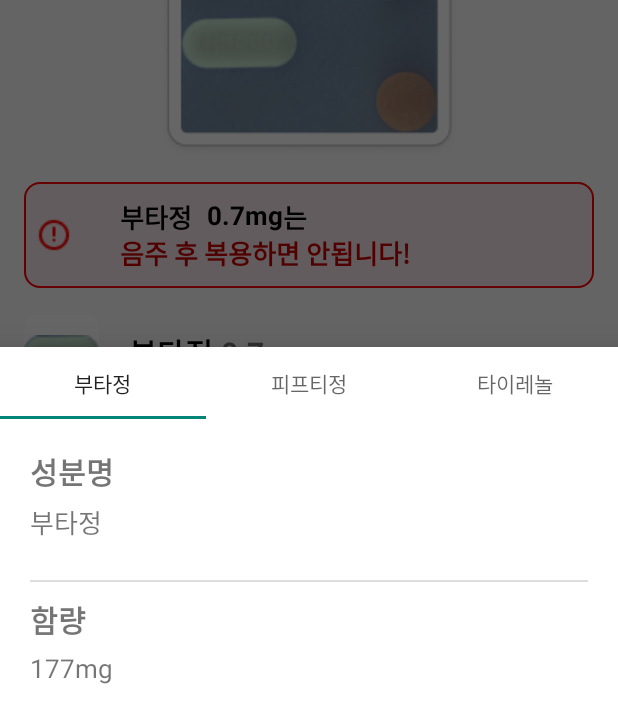
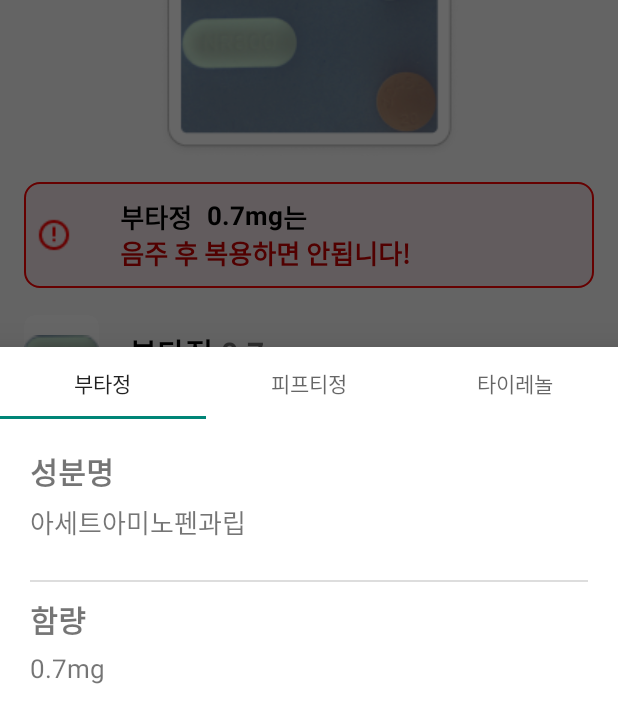
Before and after one commit to medi4me/frontend_medi, an Android app: the fragment BottomSheetFragment2 placed in its activity, on a phone screen of 412 x 824 dp. Shown: the top 723 px of the screen. Run offline under Robolectric (Android 15) with nearby library versions, the phone set to English and light mode, and no system bars.

Commit message:
FEAT:정보 더 알아보기 데이터 클래스 생성 및 화면 출력

```diff
--- a/app/build.gradle.kts
+++ b/app/build.gradle.kts
@@ -2,6 +2,7 @@ plugins {
     alias(libs.plugins.android.application)
     alias(libs.plugins.jetbrains.kotlin.android)
     id ("androidx.navigation.safeargs.kotlin")
+    id ("kotlin-parcelize")
 }
 
 
--- a/app/src/main/java/com/example/mediforme/search/BottomSheetFragment.kt
+++ b/app/src/main/java/com/example/mediforme/search/BottomSheetFragment.kt
@@ -1,6 +1,7 @@
 package com.example.mediforme.search
 
 import android.os.Bundle
+import android.os.Parcelable
 import android.view.LayoutInflater
 import android.view.View
 import android.view.ViewGroup
@@ -12,6 +13,7 @@ import com.example.mediforme.databinding.FragmentBottomSheetBinding
 import com.google.android.material.bottomsheet.BottomSheetDialogFragment
 import com.google.android.material.tabs.TabLayout
 import com.google.android.material.tabs.TabLayoutMediator
+import kotlinx.android.parcel.Parcelize
 
 class BottomSheetFragment : BottomSheetDialogFragment() {
 
@@ -77,6 +79,13 @@ class BottomSheetFragment2 : BottomSheetDialogFragment() {
     private lateinit var viewPager: ViewPager2
     private lateinit var pagerAdapter: TabPagerAdapter
 
+    // 미디신 정보를 담은 리스트
+    private val medicineInfoList = listOf(
+        MedicineInfo("부타정", "아세트아미노펜과립", "0.7mg"),
+        MedicineInfo("피프티정", "이부프로펜", "0.5mg"),
+        MedicineInfo("타이레놀", "아세트아미노펜", "0.3mg")
+    )
+
     override fun onCreateView(
         inflater: LayoutInflater, container: ViewGroup?,
         savedInstanceState: Bundle?
@@ -86,11 +95,8 @@ class BottomSheetFragment2 : BottomSheetDialogFragment() {
         tabLayout = view.findViewById(R.id.tab_layout)
         viewPager = view.findViewById(R.id.view_pager)
 
-        // 탭 제목을 동적으로 생성하거나 설정합니다.
-        val tabTitles = getTabTitles()
-
         // PagerAdapter 초기화 및 설정
-        pagerAdapter = TabPagerAdapter(this, tabTitles)
+        pagerAdapter = TabPagerAdapter(this, medicineInfoList)
         viewPager.adapter = pagerAdapter
 
         // TabLayout과 ViewPager2를 연결합니다.
@@ -101,11 +107,15 @@ class BottomSheetFragment2 : BottomSheetDialogFragment() {
         return view
     }
 
-    private fun getTabTitles(): List<String> {
-        // 유동적으로 탭 제목을 설정합니다. 예제 제목을 반환합니다.
-        return listOf("부타정", "피프티정", "타이레놀")
-    }
+    @Parcelize
+    data class MedicineInfo(
+        val title: String,
+        val ingredient: String,
+        val amount: String
+    ) : Parcelable
 }
+
+
 
 
 // BottomSheetFragment3.kt
--- a/app/src/main/java/com/example/mediforme/search/TabItemFragment.kt
+++ b/app/src/main/java/com/example/mediforme/search/TabItemFragment.kt
@@ -11,14 +11,24 @@ import com.example.mediforme.R
 class TabItemFragment : Fragment() {
 
     companion object {
-        private const val ARG_TITLE = "title"
+        private const val ARG_MEDICINE_INFO = "medicine_info"
 
-        fun newInstance(title: String): TabItemFragment {
+        fun newInstance(medicineInfo: BottomSheetFragment2.MedicineInfo): TabItemFragment {
             val fragment = TabItemFragment()
-            val args = Bundle()
-            args.putString(ARG_TITLE, title)
+            val args = Bundle().apply {
+                putParcelable(ARG_MEDICINE_INFO, medicineInfo)
+            }
             fragment.arguments = args
             return fragment
+        }
+    }
+
+    private lateinit var medicineInfo: BottomSheetFragment2.MedicineInfo
+
+    override fun onCreate(savedInstanceState: Bundle?) {
+        super.onCreate(savedInstanceState)
+        arguments?.let {
+            medicineInfo = it.getParcelable(ARG_MEDICINE_INFO)!!
         }
     }
 
@@ -27,8 +37,13 @@ class TabItemFragment : Fragment() {
         savedInstanceState: Bundle?
     ): View? {
         val view = inflater.inflate(R.layout.fragment_tab_item, container, false)
-        val title = arguments?.getString(ARG_TITLE)
-        view.findViewById<TextView>(R.id.ingredients_contents_tv).text = title
+
+        val ingredientsTextView: TextView = view.findViewById(R.id.ingredients_contents_tv)
+        val amountTextView: TextView = view.findViewById(R.id.amount_tv)
+
+        ingredientsTextView.text = medicineInfo.ingredient
+        amountTextView.text = medicineInfo.amount
+
         return view
     }
 }
--- a/app/src/main/java/com/example/mediforme/search/TabPagerAdapter.kt
+++ b/app/src/main/java/com/example/mediforme/search/TabPagerAdapter.kt
@@ -5,17 +5,16 @@ import androidx.viewpager2.adapter.FragmentStateAdapter
 
 class TabPagerAdapter(
     fragment: Fragment,
-    private val tabTitles: List<String>
+    private val medicineInfoList: List<BottomSheetFragment2.MedicineInfo>
 ) : FragmentStateAdapter(fragment) {
 
-    override fun getItemCount(): Int = tabTitles.size
+    override fun getItemCount(): Int = medicineInfoList.size
 
     override fun createFragment(position: Int): Fragment {
-        // 각 페이지에 표시할 프래그먼트를 반환합니다.
-        return TabItemFragment.newInstance(tabTitles[position])
+        return TabItemFragment.newInstance(medicineInfoList[position])
     }
 
     fun getTabTitle(position: Int): String {
-        return tabTitles[position]
+        return medicineInfoList[position].title
     }
 }
--- a/app/src/main/res/layout/fragment_tab_item.xml
+++ b/app/src/main/res/layout/fragment_tab_item.xml
@@ -37,6 +37,7 @@
         android:layout_marginBottom="5dp" />
 
     <TextView
+        android:id="@+id/amount_tv"
         android:layout_width="wrap_content"
         android:layout_height="wrap_content"
         android:text="177mg"
```
